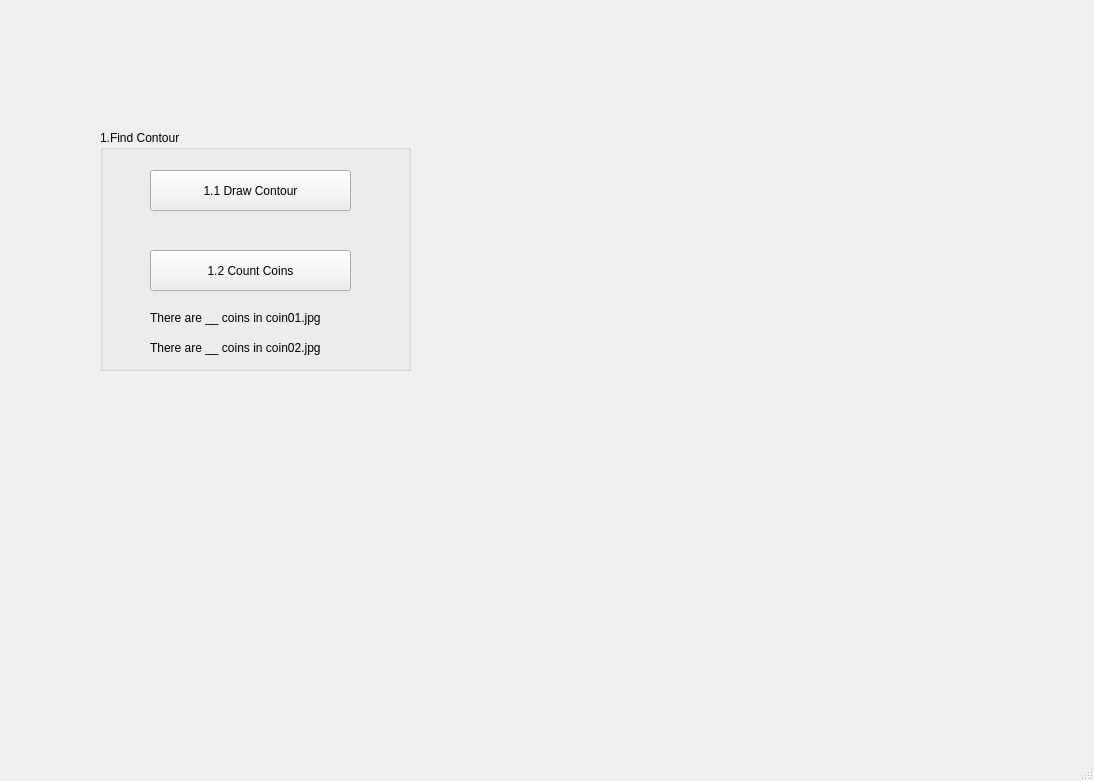
This is GUI.ui in ch3coch3/opencv_HW2 as Qt 5 draws it before an edit. The edited form follows.
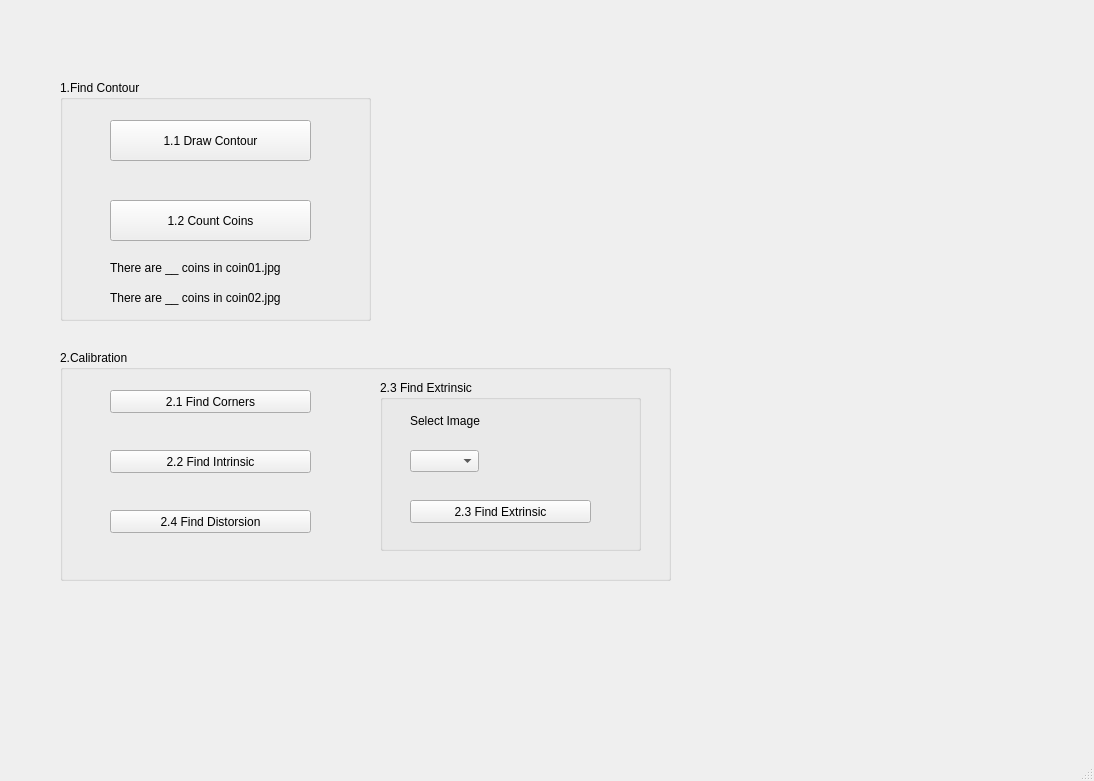
This is the edited form.

Commit message: complete GUI for p1 p2

```diff
--- a/GUI.ui
+++ b/GUI.ui
@@ -17,8 +17,8 @@
    <widget class="QGroupBox" name="groupBox">
     <property name="geometry">
      <rect>
-      <x>100</x>
-      <y>130</y>
+      <x>60</x>
+      <y>80</y>
       <width>311</width>
       <height>241</height>
      </rect>
@@ -79,6 +79,107 @@
      </property>
     </widget>
    </widget>
+   <widget class="QGroupBox" name="groupBox_2">
+    <property name="geometry">
+     <rect>
+      <x>60</x>
+      <y>350</y>
+      <width>611</width>
+      <height>231</height>
+     </rect>
+    </property>
+    <property name="title">
+     <string>2.Calibration</string>
+    </property>
+    <widget class="QPushButton" name="Find_Corner">
+     <property name="geometry">
+      <rect>
+       <x>50</x>
+       <y>40</y>
+       <width>201</width>
+       <height>23</height>
+      </rect>
+     </property>
+     <property name="text">
+      <string>2.1 Find Corners</string>
+     </property>
+    </widget>
+    <widget class="QPushButton" name="Find_Intrinsic">
+     <property name="geometry">
+      <rect>
+       <x>50</x>
+       <y>100</y>
+       <width>201</width>
+       <height>23</height>
+      </rect>
+     </property>
+     <property name="text">
+      <string>2.2 Find Intrinsic</string>
+     </property>
+    </widget>
+    <widget class="QPushButton" name="Find_Distorsion">
+     <property name="geometry">
+      <rect>
+       <x>50</x>
+       <y>160</y>
+       <width>201</width>
+       <height>23</height>
+      </rect>
+     </property>
+     <property name="text">
+      <string>2.4 Find Distorsion</string>
+     </property>
+    </widget>
+    <widget class="QGroupBox" name="groupBox_3">
+     <property name="geometry">
+      <rect>
+       <x>320</x>
+       <y>30</y>
+       <width>261</width>
+       <height>171</height>
+      </rect>
+     </property>
+     <property name="title">
+      <string>2.3 Find Extrinsic</string>
+     </property>
+     <widget class="QLabel" name="label_3">
+      <property name="geometry">
+       <rect>
+        <x>30</x>
+        <y>30</y>
+        <width>81</width>
+        <height>21</height>
+       </rect>
+      </property>
+      <property name="text">
+       <string>Select Image</string>
+      </property>
+     </widget>
+     <widget class="QComboBox" name="comboBox">
+      <property name="geometry">
+       <rect>
+        <x>30</x>
+        <y>70</y>
+        <width>69</width>
+        <height>22</height>
+       </rect>
+      </property>
+     </widget>
+     <widget class="QPushButton" name="Find_Extrinsic">
+      <property name="geometry">
+       <rect>
+        <x>30</x>
+        <y>120</y>
+        <width>181</width>
+        <height>23</height>
+       </rect>
+      </property>
+      <property name="text">
+       <string>2.3 Find Extrinsic</string>
+      </property>
+     </widget>
+    </widget>
+   </widget>
   </widget>
   <widget class="QMenuBar" name="menubar">
    <property name="geometry">
```
The commit also changes 2 other files.
